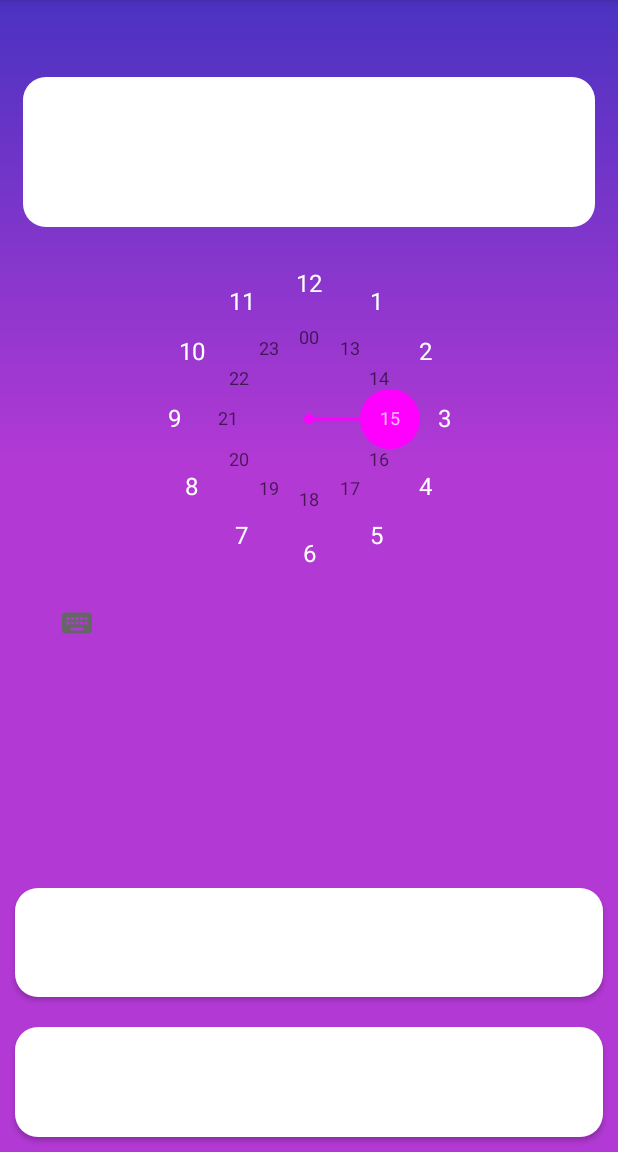
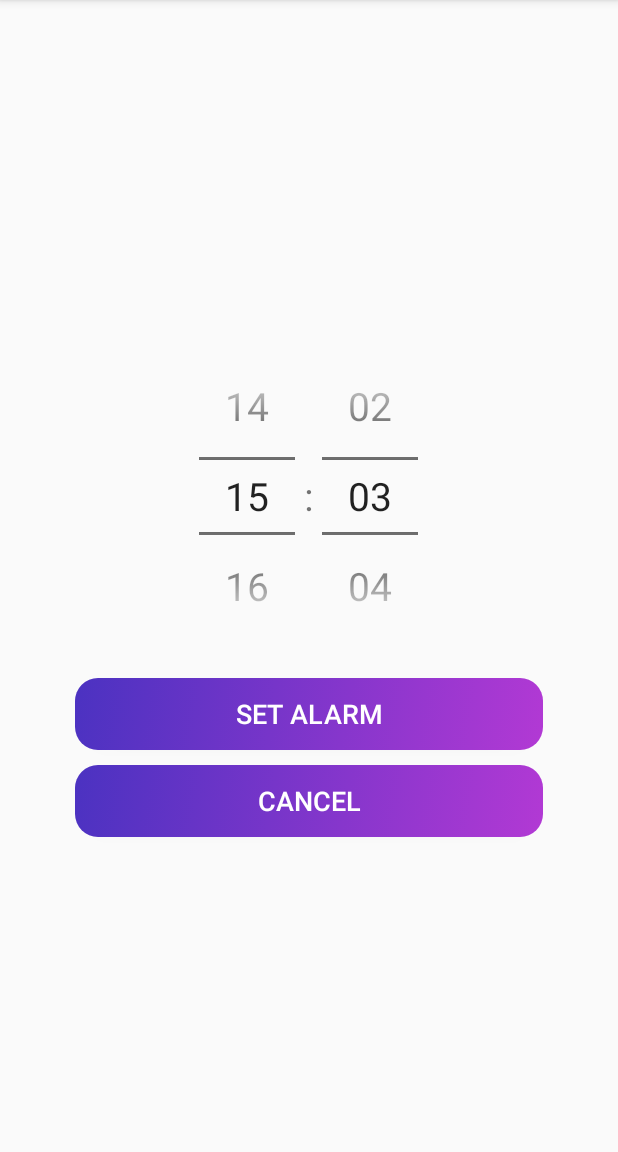
Before and after one commit to oussamabonnor1/JetAlarm_androidApp, an Android app: the AlarmSettingActivity screen opened directly, with no data from a screen before it, on a phone screen of 412 x 824 dp, the part 84-1236 px from its top. Run offline under Robolectric (Android 15) with nearby library versions, the phone set to English and light mode, and no system bars; Roboto replaces fonts that are not available here.

Commit message:
new alarm picker style

```diff
--- a/app/src/main/res/layout/activity_alarm_setting.xml
+++ b/app/src/main/res/layout/activity_alarm_setting.xml
@@ -3,50 +3,43 @@
     xmlns:tools="http://schemas.android.com/tools"
     android:layout_width="match_parent"
     android:layout_height="match_parent"
-    android:background="@drawable/background_style"
+    android:gravity="center"
     android:orientation="vertical"
-    tools:context=".Controllers.AlarmSettingActivity"
-    android:weightSum="1">
+    tools:context=".Controllers.AlarmSettingActivity">
 
-    <Space
-        android:layout_width="match_parent"
-        android:layout_height="0dp"
-        android:layout_weight=".05"/>
 
     <TimePicker
         android:id="@+id/timePicker"
         android:layout_width="wrap_content"
-        android:layout_height="0dp"
-        android:layout_weight=".75"
-        android:headerBackground="@drawable/button_style"
-        android:numbersBackgroundColor="@android:color/transparent"
-        android:numbersSelectorColor="#FF00FF"
-        android:numbersTextColor="@color/colorAccent"
+        android:layout_height="wrap_content"
         android:padding="15dp"
-        android:timePickerMode="clock">
+        android:theme="@style/alarmPickerStyle"
 
-    </TimePicker>
+        android:timePickerMode="spinner" />
+
     <Button
         android:layout_width="match_parent"
-        android:layout_height="0dp"
-        android:layout_weight=".1"
-        android:layout_margin="10dp"
-        android:background="@drawable/button_style"
+        android:layout_height="wrap_content"
+        android:layout_marginBottom="10dp"
+        android:layout_marginEnd="50dp"
+        android:layout_marginStart="50dp"
+        android:background="@drawable/button_colorful_style"
+        android:elevation="5dp"
+        android:onClick="setAlarm"
         android:text="Set alarm"
         android:textColor="@color/colorAccent"
-        android:textSize="22dp"
-        android:onClick="setAlarm"
-        />
+        android:textSize="18sp" />
+
     <Button
         android:layout_width="match_parent"
-        android:layout_height="0dp"
-        android:layout_weight=".1"
-        android:layout_margin="10dp"
-        android:background="@drawable/button_style"
+        android:layout_height="wrap_content"
+        android:layout_marginEnd="50dp"
+        android:layout_marginStart="50dp"
+        android:background="@drawable/button_colorful_style"
+        android:elevation="5dp"
+        android:onClick="cancelAlarm"
         android:text="Cancel"
         android:textColor="@color/colorAccent"
-        android:textSize="22dp"
-        android:onClick="cancelAlarm"
-        />
+        android:textSize="18sp" />
 
 </LinearLayout>
--- a/app/src/main/res/values/styles.xml
+++ b/app/src/main/res/values/styles.xml
@@ -17,4 +17,8 @@
 
     <style name="AppTheme.PopupOverlay" parent="ThemeOverlay.AppCompat.Light" />
 
+    <style name="alarmPickerStyle">
+        <item name="android:textSize">26sp</item>
+    </style>
+
 </resources>
```
